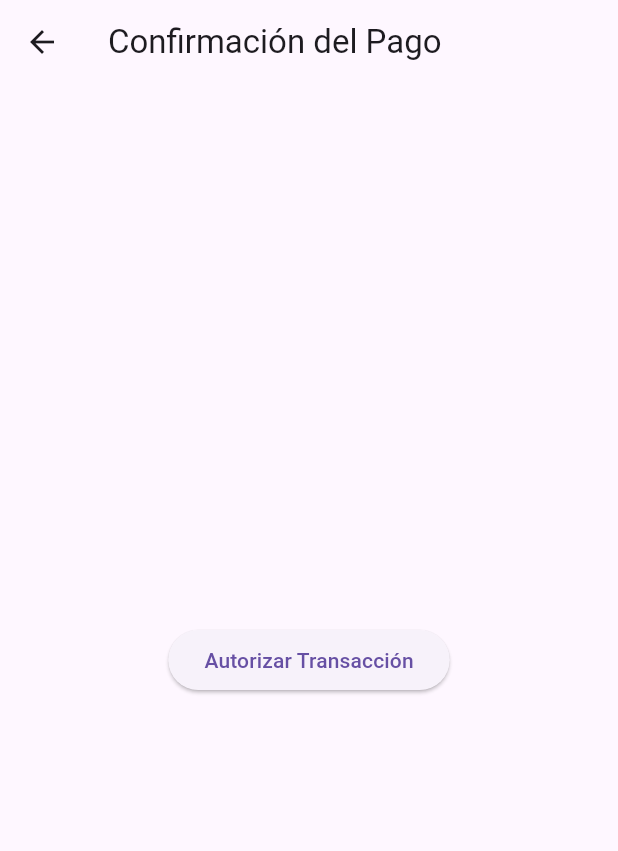
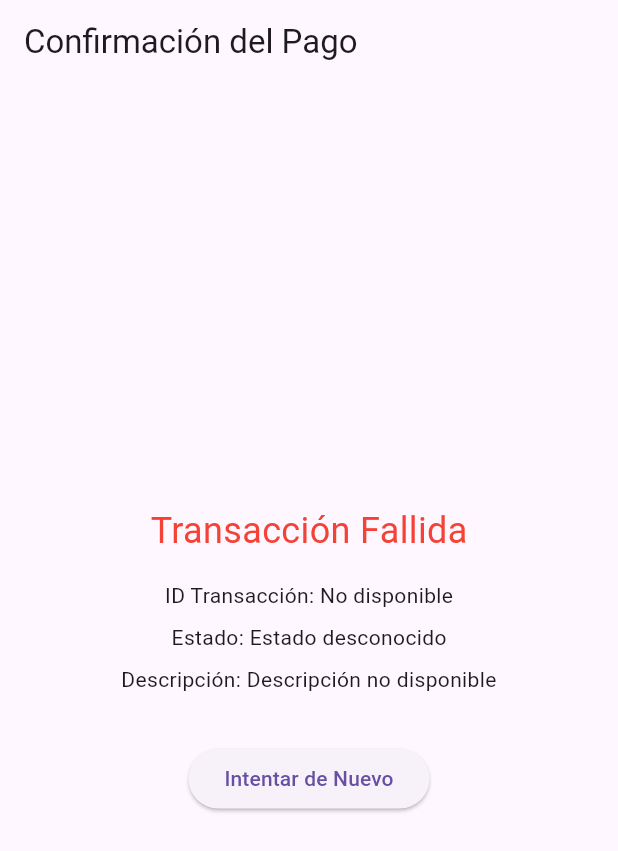
Before and after one commit to ronaldfelix/frontend_movil_rest, a Flutter app: the ConfirmationScreen screen opened directly with empty values, on a phone screen of 412 x 824 dp. Shown: the top 851 px of the screen. Run offline on Flutter 3.47's test engine with Material 3 defaults, Android fonts, the phone set to English and light mode, and no system bars; our stand-ins replace carousel_slider, qr_flutter, sqflite, webview_flutter; accounts and stored records are empty; network calls fail.

Commit message:
Payment v3 control de errores

```diff
--- a/lib/screens/confirmation_screen.dart
+++ b/lib/screens/confirmation_screen.dart
@@ -1,41 +1,93 @@
-import 'package:com_restaurante_frontend_movil/services/niubiz_service.dart';
+import 'dart:convert';
 import 'package:flutter/material.dart';
 
 class ConfirmationScreen extends StatelessWidget {
-  final String purchaseNumber;
-  final double amount;
+  final Map<String, dynamic> response;
 
   const ConfirmationScreen({
     Key? key,
-    required this.purchaseNumber,
-    required this.amount,
+    required this.response,
   }) : super(key: key);
-
-  Future<void> _authorizeTransaction(BuildContext context) async {
-    try {
-      await NiubizService.authorizeTransaction(
-        purchaseNumber: purchaseNumber,
-        amount: amount,
-      );
-      ScaffoldMessenger.of(context).showSnackBar(
-        const SnackBar(content: Text('Pago autorizado con éxito')),
-      );
-      // Redirige o muestra una pantalla de éxito
-    } catch (e) {
-      ScaffoldMessenger.of(context).showSnackBar(
-        SnackBar(content: Text('Error al autorizar el pago: $e')),
-      );
-    }
-  }
 
   @override
   Widget build(BuildContext context) {
+    String status = 'Estado desconocido';
+    String description = 'Descripción no disponible';
+    String transactionId = 'No disponible';
+
+    try {
+      // Si el campo "error" contiene un JSON anidado, procesarlo
+      if (response.containsKey('error')) {
+        final errorString = response['error'];
+
+        // Verificar si el error es un JSON rodeado de comillas adicionales
+        final startIndex = errorString.indexOf("{");
+        final endIndex = errorString.lastIndexOf("}");
+        if (startIndex != -1 && endIndex != -1) {
+          final errorJsonString =
+              errorString.substring(startIndex, endIndex + 1);
+          final errorBody = jsonDecode(utf8.decode(errorJsonString.codeUnits));
+          final nestedData = errorBody['data'];
+
+          status = nestedData?['STATUS'] ?? 'Estado desconocido';
+          description = nestedData?['ACTION_DESCRIPTION'] ??
+              errorBody['errorMessage'] ??
+              'Descripción no disponible';
+          transactionId = nestedData?['SIGNATURE'] ?? 'No disponible';
+        }
+      } else {
+        // Procesar casos estándar
+        final dataMap = response['dataMap'];
+        final data = response['data'];
+
+        status = dataMap?['STATUS'] ?? data?['STATUS'] ?? 'Estado desconocido';
+        description = dataMap?['ACTION_DESCRIPTION'] ??
+            data?['ACTION_DESCRIPTION'] ??
+            'Descripción no disponible';
+        transactionId = dataMap?['TRANSACTION_ID'] ??
+            data?['TRANSACTION_ID'] ??
+            'No disponible';
+      }
+    } catch (e) {
+      // Manejo de errores
+      print("Error al procesar la respuesta: $e");
+    }
+
+    final isAuthorized = status == "Authorized";
+
+    final actionButtonText =
+        isAuthorized ? "Volver a Comprar" : "Intentar de Nuevo";
+
     return Scaffold(
       appBar: AppBar(title: const Text('Confirmación del Pago')),
       body: Center(
-        child: ElevatedButton(
-          onPressed: () => _authorizeTransaction(context),
-          child: const Text('Autorizar Transacción'),
+        child: Column(
+          mainAxisAlignment: MainAxisAlignment.center,
+          children: [
+            Text(
+              isAuthorized ? "Transacción Exitosa" : "Transacción Fallida",
+              style: TextStyle(
+                fontSize: 24,
+                color: isAuthorized ? Colors.green : Colors.red,
+              ),
+            ),
+            const SizedBox(height: 16),
+            Text("ID Transacción: $transactionId"),
+            const SizedBox(height: 8),
+            Text("Estado: $status"),
+            const SizedBox(height: 8),
+            Text(
+              "Descripción: $description",
+              textAlign: TextAlign.center,
+            ),
+            const SizedBox(height: 32),
+            ElevatedButton(
+              onPressed: () {
+                Navigator.pop(context);
+              },
+              child: Text(actionButtonText),
+            ),
+          ],
         ),
       ),
     );
```
Also changed, not shown: lib/services/niubiz_service.dart (+7 -6 lines), lib/widgets/payment_screen.dart (+35 -16 lines).
